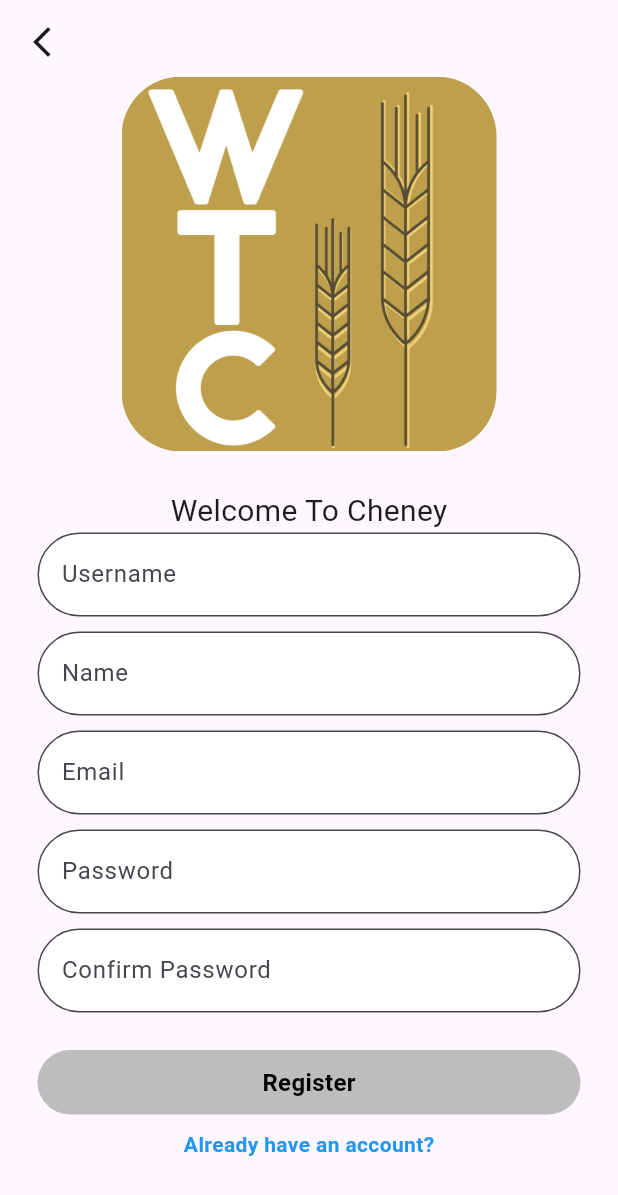
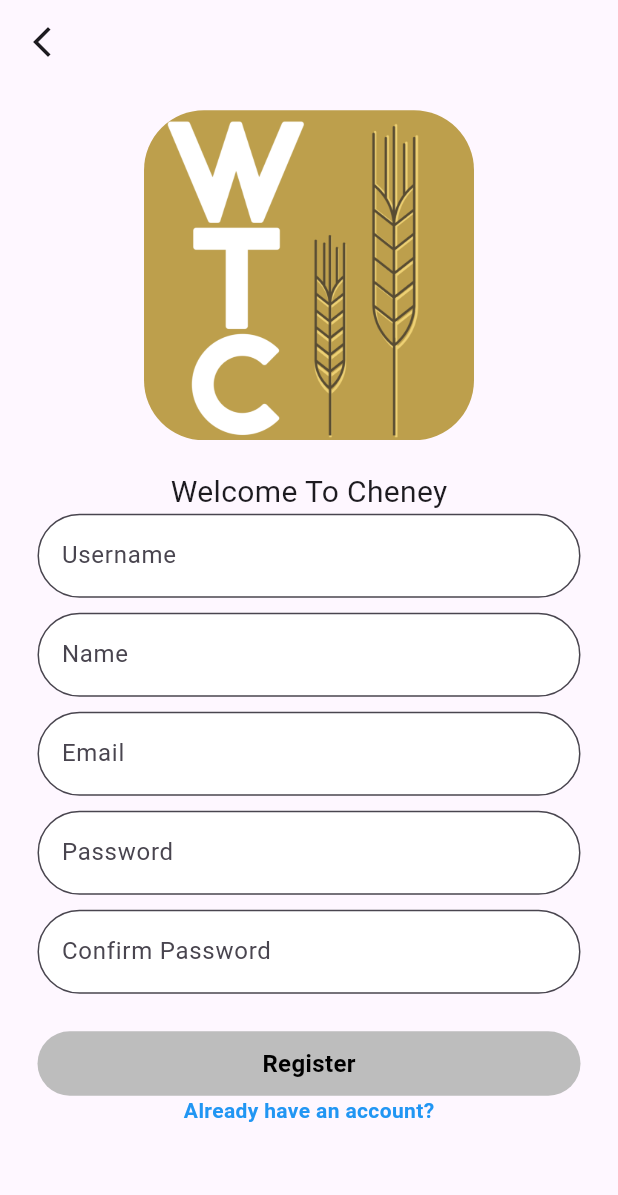
Before and after one commit to CSCD488-Winter2024/senior-project-the-a-team, a Flutter app: the RegisterPage screen opened directly, on a phone screen of 412 x 824 dp. Shown: the top 1195 px of the screen. Run offline on Flutter 3.47's test engine with Material 3 defaults, Android fonts, the phone set to English and light mode, and no system bars; our stand-ins replace cached_network_image, cloud_firestore, firebase_auth, firebase_core, firebase_storage, flutter_map and 5 more; missing offline and left inert: flutter_guid; accounts and stored records are empty; network calls fail.

Commit message:
add pending field to users being signed up

```diff
--- a/flutter/wtc/lib/auth/register.dart
+++ b/flutter/wtc/lib/auth/register.dart
@@ -3,9 +3,11 @@ import 'package:firebase_auth/firebase_auth.dart';
 import 'package:flutter/cupertino.dart';
 import 'package:flutter/material.dart';
 import 'package:wtc/components/button.dart';
+import 'package:wtc/components/square_tile.dart';
 import 'package:wtc/components/textfield.dart';
 import 'package:wtc/helper/helper_functions.dart';
 import 'package:wtc/auth/welcome_page.dart';
+import 'package:wtc/services/auth_services.dart';
 
 class RegisterPage extends StatefulWidget{
   const RegisterPage({super.key});
@@ -84,6 +86,7 @@ class _RegisterPageState extends State<RegisterPage> {
         'tags': [],
         'isBusiness': false,
         'uid': userCredential.user!.uid,
+        'isPending': false
       });
     }
   }
@@ -114,15 +117,15 @@ class _RegisterPageState extends State<RegisterPage> {
               children: [
                 //logo
                 SizedBox(
-                  height: 250,
-                  width: 250,
+                  height: 220,
+                  width: 220,
                   child: ClipRRect(
                     borderRadius: BorderRadius.circular(40),
                     child: const Image(image: AssetImage("images/wtcLogo.png")),
                   ),
                 ),
 
-                const SizedBox(height: 25,),
+                const SizedBox(height: 20,),
 
                 // app name
                 const Text(
@@ -182,8 +185,6 @@ class _RegisterPageState extends State<RegisterPage> {
                   onTap: register
                 ),
 
-                const SizedBox(height: 10,),
-
                 // register
                 GestureDetector(
                   onTap: (){
```
